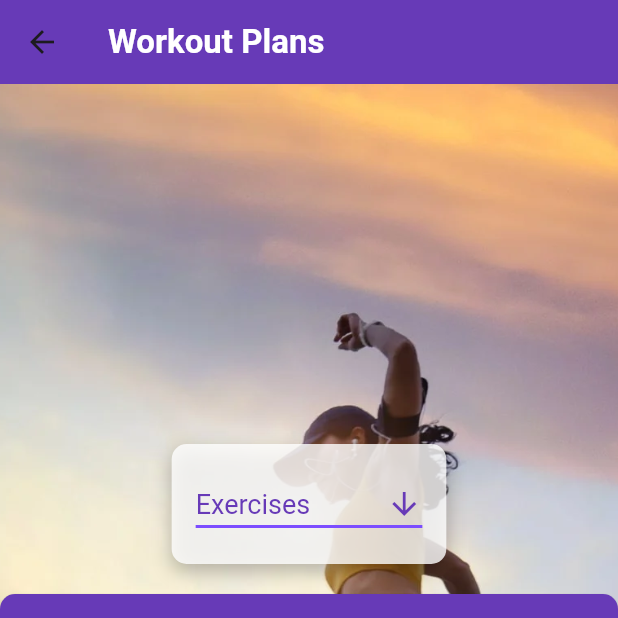
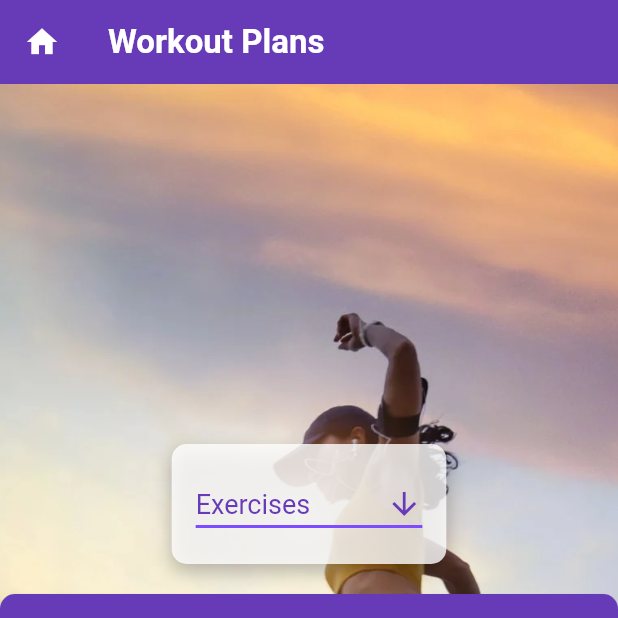
Before and after one commit to simonptuon/Fitness-tracker-app, a Flutter app: the WorkoutPlans screen opened directly, on a phone screen of 412 x 824 dp, the top half of it. Run offline on Flutter 3.47's test engine with Material 3 defaults, Android fonts, the phone set to English and light mode, and no system bars; our stand-ins replace firebase_auth, firebase_core, google_fonts, pedometer, percent_indicator, permission_handler and 2 more; accounts and stored records are empty.

Commit message:
Workout Plans Update
Updated a few things

```diff
--- a/lib/WorkoutPlans.dart
+++ b/lib/WorkoutPlans.dart
@@ -1,8 +1,6 @@
 import 'package:flutter/material.dart';
 
 class WorkoutPlans extends StatefulWidget {
-  const WorkoutPlans({super.key});
-
   @override
   _WorkoutPlansState createState() => _WorkoutPlansState();
 }
@@ -298,6 +296,16 @@ class _WorkoutPlansState extends State<WorkoutPlans> {
       appBar: AppBar(
         title: Text('Workout Plans', style: TextStyle(fontFamily: 'Roboto', fontWeight: FontWeight.bold, color: Colors.white)),
         backgroundColor: Colors.deepPurple,
+        leading: IconButton(
+          icon: const Icon(
+            Icons.home, color: Colors.white,
+          ),
+          onPressed: () {
+            Navigator.pop(
+              context,
+            );
+          },
+        ),
       ),
       body: Stack(
           children: [
@@ -367,6 +375,14 @@ class _WorkoutPlansState extends State<WorkoutPlans> {
                     onPressed: () {
                       showExerciseDialog(option);
                     },
+                    child: Row(
+                      mainAxisSize: MainAxisSize.min,
+                      children: [
+                        Icon(Icons.fitness_center, color: Colors.white),
+                        SizedBox(width: 8),
+                        Text(option, style: TextStyle(fontFamily: 'Roboto')),
+                      ],
+                    ),
                     style: ElevatedButton.styleFrom(
                       backgroundColor: Colors.deepPurple,
                       foregroundColor: Colors.white,
@@ -374,14 +390,6 @@ class _WorkoutPlansState extends State<WorkoutPlans> {
                         borderRadius: BorderRadius.circular(10.0),
                       ),
                       padding: EdgeInsets.symmetric(horizontal: 16.0, vertical: 8.0),
-                    ),
-                    child: Row(
-                      mainAxisSize: MainAxisSize.min,
-                      children: [
-                        Icon(Icons.fitness_center, color: Colors.white),
-                        SizedBox(width: 8),
-                        Text(option, style: TextStyle(fontFamily: 'Roboto')),
-                      ],
                     ),
                   );
                 }).toList(),
--- a/lib/main.dart
+++ b/lib/main.dart
@@ -59,7 +59,7 @@
           ),
         ),
       ),
-      home: CaloriesBurned(),
+      home: WorkoutPlans(),
       routes: {
         '/login': (context) => const Login(),
         '/activities': (context) => const ActivitiesScreen(),
```
Also changed, not shown: pubspec.lock.
